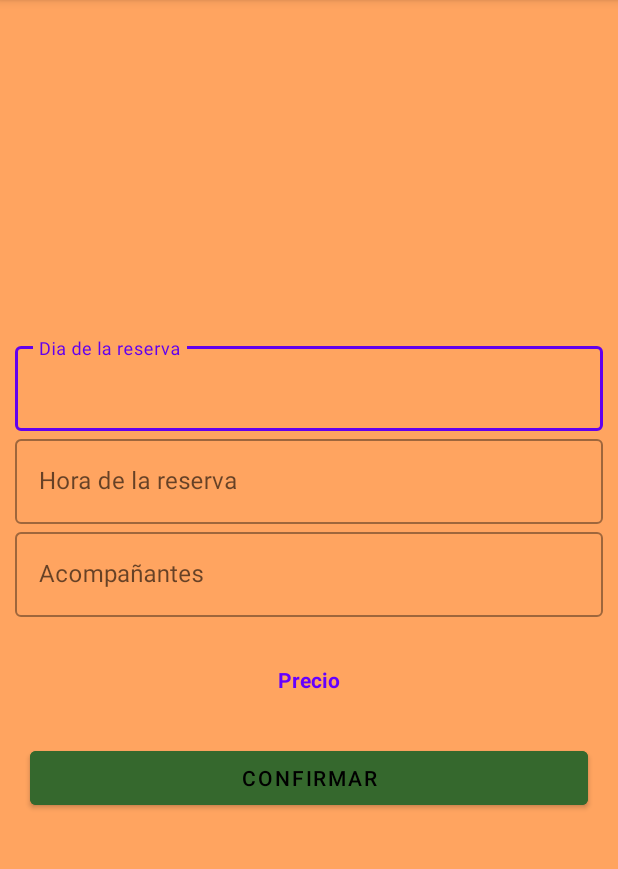
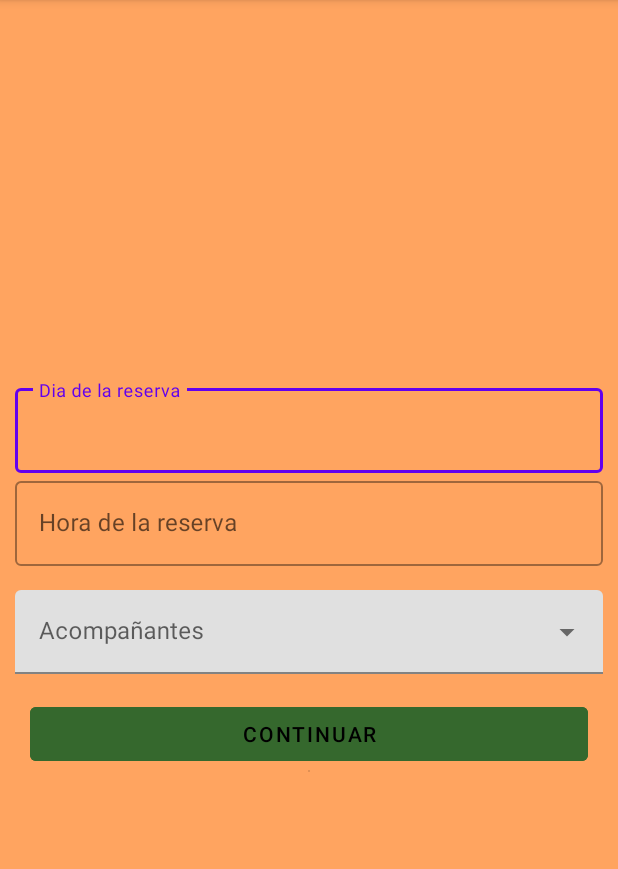
Before and after one commit to daniidoblass14/SantaClaraGolfKotl, an Android app: the ReservasRestaurante screen opened directly, with no data from a screen before it, on a phone screen of 412 x 824 dp, the part 84-953 px from its top. Run offline under Robolectric (Android 15) with nearby library versions, the phone set to English and light mode, and no system bars; our stand-ins replace Firebase (no records; nobody signed in at launch, a user with empty details on screens opened directly).

Commit message:
commit 6

```diff
--- a/app/src/main/java/com/example/santaclaragolfkotl/ReservasCampo.kt
+++ b/app/src/main/java/com/example/santaclaragolfkotl/ReservasCampo.kt
@@ -16,6 +16,7 @@ import com.google.android.material.timepicker.MaterialTimePicker
 import com.google.android.material.timepicker.TimeFormat
 import android.text.format.DateFormat
 import androidx.appcompat.app.AlertDialog
+import com.google.firebase.auth.FirebaseAuth
 import com.google.firebase.firestore.FirebaseFirestore
 
 class ReservasCampo: AppCompatActivity() {
--- a/app/src/main/java/com/example/santaclaragolfkotl/ReservasRestaurante.kt
+++ b/app/src/main/java/com/example/santaclaragolfkotl/ReservasRestaurante.kt
@@ -1,15 +1,276 @@
 package com.example.santaclaragolfkotl
 
 import android.annotation.SuppressLint
+import android.content.Context
 import android.os.Bundle
+import android.text.Editable
+import android.text.InputType
+import android.text.TextWatcher
+import android.text.format.DateFormat
+import android.util.TypedValue
+import android.view.View
+import android.widget.*
+import androidx.appcompat.app.AlertDialog
 import androidx.appcompat.app.AppCompatActivity
+import androidx.cardview.widget.CardView
+import androidx.constraintlayout.widget.ConstraintLayout
+import com.google.android.material.datepicker.CalendarConstraints
+import com.google.android.material.datepicker.DateValidatorPointForward
+import com.google.android.material.datepicker.MaterialDatePicker
+import com.google.android.material.textfield.TextInputEditText
+import com.google.android.material.timepicker.MaterialTimePicker
+import com.google.android.material.timepicker.TimeFormat
+import com.google.firebase.FirebaseApp
+import com.google.firebase.auth.FirebaseAuth
+import com.google.firebase.firestore.FirebaseFirestore
+import java.text.SimpleDateFormat
+import java.util.*
 
-class ReservasRestaurante: AppCompatActivity() {
+class ReservasRestaurante : AppCompatActivity() {
+
+    private var textFieldDay: TextInputEditText? = null
+    private var textFieldHour: TextInputEditText? = null
+
+    private var guestsDropdown: AutoCompleteTextView? = null
+    private var guestsDatos = mutableListOf<String>()
+
+    private lateinit var datePicker: MaterialDatePicker<Long>
+    private lateinit var timePicker: MaterialTimePicker
+
+    private var cardView: CardView? = null
+
+    private var btnContinue: Button? = null
+    private var btnConfirm: Button? = null
+    private var btnCancel: Button? = null
+
+    private var textViewName: TextView? = null
+    private var textViewPhone: TextView? = null
+    private var textViewDate: TextView? = null
+    private var textViewTime: TextView? = null
+    private var textViewGuests: TextView? = null
+
+    private val db = FirebaseFirestore.getInstance();
+
 
     @SuppressLint("MissingInflatedId")
     override fun onCreate(savedInstanceState: Bundle?) {
+
+        FirebaseApp.initializeApp(this)
         super.onCreate(savedInstanceState)
         setContentView(R.layout.restaurant_reservation_layout)
 
+        val firebaseAuth = FirebaseAuth.getInstance()
+        val currentUser = firebaseAuth.currentUser
+        val email = currentUser?.email
+
+        textViewName = findViewById<TextView>(R.id.textViewName)
+        textViewPhone = findViewById<TextView>(R.id.textViewPhone)
+        textViewDate = findViewById<TextView>(R.id.textViewDate)
+        textViewTime = findViewById<TextView>(R.id.textViewTime)
+        textViewGuests = findViewById<TextView>(R.id.textViewGuests)
+
+        cardView = findViewById<CardView>(R.id.cardView)
+
+        btnConfirm = findViewById<Button>(R.id.btnConfirm)
+        btnCancel = findViewById<Button>(R.id.btnCancel)
+        btnContinue = findViewById<Button>(R.id.btnContinue)
+        btnContinue?.isEnabled = false
+
+
+        textFieldDay = findViewById<TextInputEditText>(R.id.textInputDay)
+        textFieldDay?.inputType = InputType.TYPE_NULL
+
+        textFieldHour = findViewById<TextInputEditText>(R.id.textInputHour)
+        textFieldHour?.inputType = InputType.TYPE_NULL
+
+        guestsDropdown = findViewById<AutoCompleteTextView>(R.id.guestsFilledExposedDropdown)
+        guestsDatos = mutableListOf("1", "2", "3", "4")
+        val guestsAdapter = ArrayAdapter(
+            this,
+            androidx.constraintlayout.widget.R.layout.support_simple_spinner_dropdown_item,
+            guestsDatos
+        )
+        guestsDropdown?.setAdapter(guestsAdapter)
+
+        // Agregar TextWatcher a cada campo de texto
+        textFieldDay?.addTextChangedListener(textWatcher)
+        textFieldHour?.addTextChangedListener(textWatcher)
+        guestsDropdown?.addTextChangedListener(textWatcher)
+
+        setupDatePicker()
+        setDatePickerListener()
+        setupTimePicker()
+        setTimePickerListener()
+
+
+        btnContinue?.setOnClickListener {
+            btnContinue?.visibility = View.GONE
+            cardView?.visibility = View.VISIBLE
+            btnConfirm?.visibility = View.VISIBLE
+            btnCancel?.visibility = View.VISIBLE
+
+            textFieldDay?.isEnabled = false
+            textFieldHour?.isEnabled = false
+            guestsDropdown?.isEnabled = false
+
+            val layoutParams = cardView?.layoutParams as ConstraintLayout.LayoutParams
+            layoutParams.topToBottom = R.id.textInputLayoutGuests
+            cardView?.layoutParams = layoutParams
+
+            email.toString()
+
+            if (currentUser != null && currentUser.email != null) {
+                val userEmail = currentUser.email
+
+                db.collection("users")
+                    .whereEqualTo("email", userEmail.toString())
+                    .get()
+                    .addOnCompleteListener { task ->
+                        if (task.isSuccessful) {
+                            val querySnapshot = task.result
+                            if (querySnapshot != null && !querySnapshot.isEmpty) {
+                                val document = querySnapshot.documents[0]
+                                val userName = document.getString("nombre")
+                                val userPhone = document.getString("telefono")
+
+                                // Utiliza los valores obtenidos del documento del usuario
+                                textViewName?.text = userName
+                                textViewPhone?.text = userPhone
+                            } else {
+                                // No se encontró ningún documento con el email del usuario actual
+                            }
+                        } else {
+                            // Error al realizar la consulta
+                        }
+                    }
+            }
+
+        }
+
+        btnCancel?.setOnClickListener {
+            btnContinue?.visibility = View.VISIBLE
+            cardView?.visibility = View.GONE
+            btnConfirm?.visibility = View.GONE
+            btnCancel?.visibility = View.GONE
+
+            //Volver a habilitar los inputs
+            textFieldDay?.isEnabled = true
+            textFieldHour?.isEnabled = true
+            guestsDropdown?.isEnabled = true
+
+            // Borrar los valores de los campos de texto
+            textFieldDay?.setText("")
+            textFieldHour?.setText("")
+            guestsDropdown?.setText("")
+        }
+
+        btnConfirm?.setOnClickListener {
+
+        }
     }
+
+    private val textWatcher: TextWatcher = object : TextWatcher {
+        override fun beforeTextChanged(s: CharSequence?, start: Int, count: Int, after: Int) {
+            // No es necesario implementar este método
+        }
+
+        override fun onTextChanged(s: CharSequence?, start: Int, before: Int, count: Int) {
+            // No es necesario implementar este método
+        }
+
+        override fun afterTextChanged(s: Editable?) {
+            // Verificar si todos los campos contienen texto
+            val dayFilled = textFieldDay?.text?.isNotEmpty() ?: false
+            val hourFilled = textFieldHour?.text?.isNotEmpty() ?: false
+            val guestsFilled = guestsDropdown?.text?.isNotEmpty() ?: false
+
+            // Habilitar o deshabilitar el botón btnContinue
+            btnContinue?.isEnabled = dayFilled && hourFilled && guestsFilled
+        }
+    }
+
+    private fun setupTimePicker() {
+        val isSystem24HourFormat = DateFormat.is24HourFormat(this)
+
+        timePicker = MaterialTimePicker.Builder()
+            .setTimeFormat(if (isSystem24HourFormat) TimeFormat.CLOCK_24H else TimeFormat.CLOCK_12H)
+            .setHour(8)
+            .setMinute(0)
+            .setTitleText("Select Time")
+            .build()
+    }
+
+    private fun setTimePickerListener() {
+        textFieldHour?.setOnClickListener {
+            timePicker.show(supportFragmentManager, "TimePicker")
+        }
+
+        timePicker.addOnPositiveButtonClickListener {
+            val selectedHour = timePicker.hour
+            val selectedMinute = timePicker.minute
+
+            if (isTimeInRange(selectedHour, selectedMinute)) {
+                val formattedTime = String.format("%02d:%02d", selectedHour, selectedMinute)
+                textFieldHour?.setText(formattedTime)
+            } else {
+                showOutOfRangeDialog()
+                textFieldHour?.text?.clear()
+            }
+        }
+    }
+
+    private fun isTimeInRange(hour: Int, minute: Int): Boolean {
+        val selectedTime = hour * 100 + minute
+
+        return (selectedTime in 800..1600) || (selectedTime in 2000..2359) || (selectedTime in 0..59)
+    }
+
+    private fun showOutOfRangeDialog() {
+        val dialog = AlertDialog.Builder(this)
+            .setTitle("Invalid Time")
+            .setMessage("Please select a time between 8:00 and 16:00 or between 20:00 and 00:00.")
+            .setPositiveButton("OK", null)
+            .create()
+
+        dialog.show()
+    }
+
+
+    private fun setupDatePicker() {
+        val builder = MaterialDatePicker.Builder.datePicker()
+        builder.setTitleText("Select Date")
+
+        val today = MaterialDatePicker.todayInUtcMilliseconds()
+        val calendar = Calendar.getInstance()
+        calendar.timeInMillis = today
+
+        val maxDate = calendar.apply { set(Calendar.YEAR, 2025) }.timeInMillis
+
+        builder.setSelection(today)
+        builder.setCalendarConstraints(
+            CalendarConstraints.Builder()
+                .setStart(today)
+                .setEnd(maxDate)
+                .setValidator(DateValidatorPointForward.from(today))
+                .build()
+        )
+
+        datePicker = builder.build()
+    }
+
+    private fun setDatePickerListener() {
+        textFieldDay?.setOnClickListener {
+            datePicker.show(supportFragmentManager, "DatePicker")
+        }
+
+        datePicker.addOnPositiveButtonClickListener { selectedDate ->
+            val calendar = Calendar.getInstance()
+            calendar.timeInMillis = selectedDate
+
+            val formattedDate =
+                SimpleDateFormat("dd/MM/yyyy", Locale.getDefault()).format(calendar.time)
+            textFieldDay?.setText(formattedDate)
+        }
+    }
+
 }
--- /dev/null
+++ b/app/src/main/res/drawable/baseline_access_time_24.xml
@@ -0,0 +1,6 @@
+<vector android:height="24dp" android:tint="#000000"
+    android:viewportHeight="24" android:viewportWidth="24"
+    android:width="24dp" xmlns:android="http://schemas.android.com/apk/res/android">
+    <path android:fillColor="@android:color/white" android:pathData="M11.99,2C6.47,2 2,6.48 2,12s4.47,10 9.99,10C17.52,22 22,17.52 22,12S17.52,2 11.99,2zM12,20c-4.42,0 -8,-3.58 -8,-8s3.58,-8 8,-8 8,3.58 8,8 -3.58,8 -8,8z"/>
+    <path android:fillColor="@android:color/white" android:pathData="M12.5,7H11v6l5.25,3.15 0.75,-1.23 -4.5,-2.67z"/>
+</vector>
--- /dev/null
+++ b/app/src/main/res/drawable/baseline_calendar_month_24.xml
@@ -0,0 +1,5 @@
+<vector android:height="24dp" android:tint="#000000"
+    android:viewportHeight="24" android:viewportWidth="24"
+    android:width="24dp" xmlns:android="http://schemas.android.com/apk/res/android">
+    <path android:fillColor="@android:color/white" android:pathData="M19,4h-1V2h-2v2H8V2H6v2H5C3.89,4 3.01,4.9 3.01,6L3,20c0,1.1 0.89,2 2,2h14c1.1,0 2,-0.9 2,-2V6C21,4.9 20.1,4 19,4zM19,20H5V10h14V20zM9,14H7v-2h2V14zM13,14h-2v-2h2V14zM17,14h-2v-2h2V14zM9,18H7v-2h2V18zM13,18h-2v-2h2V18zM17,18h-2v-2h2V18z"/>
+</vector>
--- /dev/null
+++ b/app/src/main/res/drawable/baseline_guests_restroom_24.xml
@@ -0,0 +1,5 @@
+<vector android:height="24dp" android:tint="#000000"
+    android:viewportHeight="24" android:viewportWidth="24"
+    android:width="24dp" xmlns:android="http://schemas.android.com/apk/res/android">
+    <path android:fillColor="@android:color/white" android:pathData="M16,4c0,-1.11 0.89,-2 2,-2s2,0.89 2,2s-0.89,2 -2,2S16,5.11 16,4zM20,22v-6h2.5l-2.54,-7.63C19.68,7.55 18.92,7 18.06,7h-0.12c-0.86,0 -1.63,0.55 -1.9,1.37l-0.86,2.58C16.26,11.55 17,12.68 17,14v8H20zM12.5,11.5c0.83,0 1.5,-0.67 1.5,-1.5s-0.67,-1.5 -1.5,-1.5S11,9.17 11,10S11.67,11.5 12.5,11.5zM5.5,6c1.11,0 2,-0.89 2,-2s-0.89,-2 -2,-2s-2,0.89 -2,2S4.39,6 5.5,6zM7.5,22v-7H9V9c0,-1.1 -0.9,-2 -2,-2H4C2.9,7 2,7.9 2,9v6h1.5v7H7.5zM14,22v-4h1v-4c0,-0.82 -0.68,-1.5 -1.5,-1.5h-2c-0.82,0 -1.5,0.68 -1.5,1.5v4h1v4H14z"/>
+</vector>
--- a/app/src/main/res/layout/field_reservation_layout.xml
+++ b/app/src/main/res/layout/field_reservation_layout.xml
@@ -95,7 +95,7 @@
 
 
         <Button
-            android:id="@+id/btnConfirm"
+            android:id="@+id/btnContinue"
             android:layout_width="0dp"
             android:layout_height="wrap_content"
             android:layout_marginStart="20dp"
--- a/app/src/main/res/layout/restaurant_reservation_layout.xml
+++ b/app/src/main/res/layout/restaurant_reservation_layout.xml
@@ -27,6 +27,7 @@
             app:layout_constraintTop_toTopOf="parent">
 
             <com.google.android.material.textfield.TextInputEditText
+                android:id="@+id/textInputDay"
                 android:layout_width="match_parent"
                 android:layout_height="wrap_content"
                 android:imeOptions="actionNext"
@@ -44,6 +45,7 @@
             android:hint="@string/reservation_hour">
 
             <com.google.android.material.textfield.TextInputEditText
+                android:id="@+id/textInputHour"
                 android:layout_width="match_parent"
                 android:layout_height="wrap_content"
                 android:singleLine="true"
@@ -52,38 +54,29 @@
 
 
         <com.google.android.material.textfield.TextInputLayout
-            style="@style/Widget.MaterialComponents.TextInputLayout.OutlinedBox"
-            android:id="@+id/textFieldGuests"
+            android:id="@+id/textInputLayoutGuests"
+            style="@style/Widget.MaterialComponents.TextInputLayout.FilledBox.ExposedDropdownMenu"
             android:layout_width="match_parent"
             android:layout_height="wrap_content"
+            android:hint="@string/reservation_guests"
+            android:orientation="horizontal"
             app:layout_constraintTop_toBottomOf="@id/textFieldHour"
+            android:layout_marginStart="10dp"
             android:layout_marginEnd="10dp"
-            android:layout_marginStart="10dp"
-            android:hint="@string/reservation_guests">
+            android:layout_marginTop="16dp">
 
-            <com.google.android.material.textfield.TextInputEditText
+            <AutoCompleteTextView
+                android:id="@+id/guestsFilledExposedDropdown"
                 android:layout_width="match_parent"
                 android:layout_height="wrap_content"
-                android:singleLine="true"
-                android:imeOptions="actionNext"/>
+                android:inputType="none" />
+
         </com.google.android.material.textfield.TextInputLayout>
 
-        <TextView
-            android:id="@+id/tvPrice"
-            android:layout_width="wrap_content"
-            android:layout_height="wrap_content"
-            android:text="@string/price"
-            android:textColor="@color/azul_electrico"
-            android:textStyle="bold"
-            android:clickable="true"
-            android:padding="16dp"
-            android:layout_marginTop="16dp"
-            app:layout_constraintTop_toBottomOf="@+id/textFieldGuests"
-            app:layout_constraintStart_toStartOf="parent"
-            app:layout_constraintEnd_toEndOf="parent"/>
+
 
         <Button
-            android:id="@+id/btnConfirm"
+            android:id="@+id/btnContinue"
             android:layout_width="0dp"
             android:layout_height="wrap_content"
             android:layout_marginStart="20dp"
@@ -91,11 +84,142 @@
             android:layout_marginEnd="20dp"
             android:layout_weight="1"
             android:backgroundTint="@color/verde_hierba"
-            android:text="@string/btn_confirm"
+            android:text="@string/btn_continue"
             android:textColor="@android:color/black"
             app:layout_constraintEnd_toEndOf="parent"
             app:layout_constraintStart_toStartOf="parent"
-            app:layout_constraintTop_toBottomOf="@+id/tvPrice" />
+            app:layout_constraintTop_toBottomOf="@+id/textInputLayoutGuests" />
+
+        <com.google.android.material.card.MaterialCardView
+            android:id="@+id/cardView"
+            android:layout_width="match_parent"
+            android:layout_height="wrap_content"
+            android:layout_marginStart="16dp"
+            android:layout_marginTop="16dp"
+            android:layout_marginEnd="16dp"
+            android:visibility="gone"
+            app:cardCornerRadius="8dp"
+            app:cardElevation="4dp"
+            app:layout_constraintTop_toBottomOf="@id/btnContinue"
+            app:layout_constraintStart_toStartOf="parent"
+            app:layout_constraintEnd_toEndOf="parent">
+
+            <LinearLayout
+                android:layout_width="match_parent"
+                android:layout_height="wrap_content"
+                android:orientation="horizontal">
+
+                <ImageView
+                    android:id="@+id/imageView"
+                    android:layout_width="80dp"
+                    android:layout_height="80dp"
+                    android:scaleType="centerCrop"
+                    android:src="@drawable/logorestaurante"/>
+
+                <LinearLayout
+                    android:layout_width="match_parent"
+                    android:layout_height="wrap_content"
+                    android:orientation="vertical"
+                    android:layout_gravity="start|top"
+                    android:paddingStart="16dp"
+                    android:paddingTop="8dp"
+                    android:paddingEnd="16dp"
+                    android:paddingBottom="16dp">
+
+                    <TextView
+                        android:id="@+id/textViewName"
+                        android:layout_width="match_parent"
+                        android:layout_height="wrap_content"
+                        android:text="Nombre:"
+                        android:textSize="25sp"
+                        android:textStyle="bold" />
+
+                    <TextView
+                        android:id="@+id/textViewPhone"
+                        android:layout_width="match_parent"
+                        android:layout_height="wrap_content"
+                        android:text="Teléfono:"
+                        android:textSize="25sp"
+                        android:textStyle="bold" />
+
+                    <View
+                        android:layout_width="match_parent"
+                        android:layout_height="1dp"
+                        android:background="@color/black"
+                        android:layout_marginTop="16dp" />
+
+                    <TextView
+                        android:id="@+id/textViewDate"
+                        android:layout_width="match_parent"
+                        android:layout_height="wrap_content"
+                        android:layout_marginTop="16dp"
+                        android:text="Fecha:"
+                        android:textSize="14sp"
+                        android:drawableStart="@drawable/baseline_calendar_month_24"
+                        android:drawablePadding="8dp" />
+
+
+                    <TextView
+                        android:id="@+id/textViewTime"
+                        android:layout_width="match_parent"
+                        android:layout_height="wrap_content"
+                        android:layout_marginTop="8dp"
+                        android:text="Hora:"
+                        android:textSize="14sp"
+                        android:drawableStart="@drawable/baseline_access_time_24"
+                        android:drawablePadding="8dp"/>
+
+                    <TextView
+                        android:id="@+id/textViewGuests"
+                        android:layout_marginTop="8dp"
+                        android:layout_width="match_parent"
+                        android:layout_height="wrap_content"
+                        android:text="Acompañantes:"
+                        android:textSize="14sp"
+                        android:drawableStart="@drawable/baseline_guests_restroom_24"
+                        android:drawablePadding="8dp"/>
+
+                </LinearLayout>
+            </LinearLayout>
+
+        </com.google.android.material.card.MaterialCardView>
+
+        <View
+            android:id="@+id/divider"
+            android:layout_width="1dp"
+            android:layout_height="1dp"
+            app:layout_constraintTop_toBottomOf="@+id/cardView"
+            app:layout_constraintStart_toStartOf="parent"
+            app:layout_constraintEnd_toEndOf="parent"
+            android:background="?android:attr/listDivider"
+            tools:layout_editor_absoluteY="1dp" />
+
+        <Button
+            android:id="@+id/btnCancel"
+            android:layout_width="0dp"
+            android:layout_height="wrap_content"
+            android:layout_weight="1"
+            android:text="@string/btn_cancel"
+            android:layout_marginTop="16dp"
+            android:visibility="gone"
+            app:layout_constraintTop_toBottomOf="@+id/cardView"
+            app:layout_constraintEnd_toStartOf="@+id/divider"
+            android:backgroundTint="@color/verde_hierba" />
+
+        <Button
+            android:id="@+id/btnConfirm"
+            android:layout_width="0dp"
+            android:layout_height="wrap_content"
+            android:layout_weight="1"
+            android:layout_marginLeft="16dp"
+            android:text="@string/btn_confirm"
+            android:layout_marginTop="16dp"
+            android:layout_marginEnd="10dp"
+            android:layout_marginStart="10dp"
+            android:visibility="gone"
+            app:layout_constraintTop_toBottomOf="@+id/cardView"
+            app:layout_constraintStart_toEndOf="@+id/divider"
+            android:backgroundTint="@color/verde_hierba" />
 
 
     </androidx.constraintlayout.widget.ConstraintLayout>
--- a/app/src/main/res/values/colors.xml
+++ b/app/src/main/res/values/colors.xml
@@ -14,4 +14,5 @@
     <color name="beige_oscuro_2">#8c7c3e</color>
     <color name="azul_electrico">#6500ff</color>
     <color name="verde_hierba">#35682d</color>
+    <color name="rojo_deshabilitado">#FE2E2E</color>
 </resources>
--- a/app/src/main/res/values/strings.xml
+++ b/app/src/main/res/values/strings.xml
@@ -13,6 +13,8 @@
     <string name="country">Pais</string>
     <string name="btn_register">Registrar</string>
     <string name="btn_confirm">Confirmar</string>
+    <string name="btn_continue">Continuar</string>
+    <string name="btn_cancel">Cancelar</string>
     <string name="reservation_day">Dia de la reserva</string>
     <string name="reservation_hour">Hora de la reserva</string>
     <string name="reservation_pack">Pack de la reserva</string>
--- /dev/null
+++ b/app/src/main/res/values/style.xml
@@ -0,0 +1,10 @@
+<?xml version="1.0" encoding="utf-8"?>
+<resources>
+    <style name="ButtonContinueEnabled">
+        <item name="android:backgroundTint">@color/verde_hierba</item>
+    </style>
+
+    <style name="ButtonContinueDisabled">
+        <item name="android:backgroundTint">@color/rojo_deshabilitado</item>
+    </style>
+</resources>
```
Also changed, not shown: app/src/main/res/drawable/logorestaurante.png (added).
